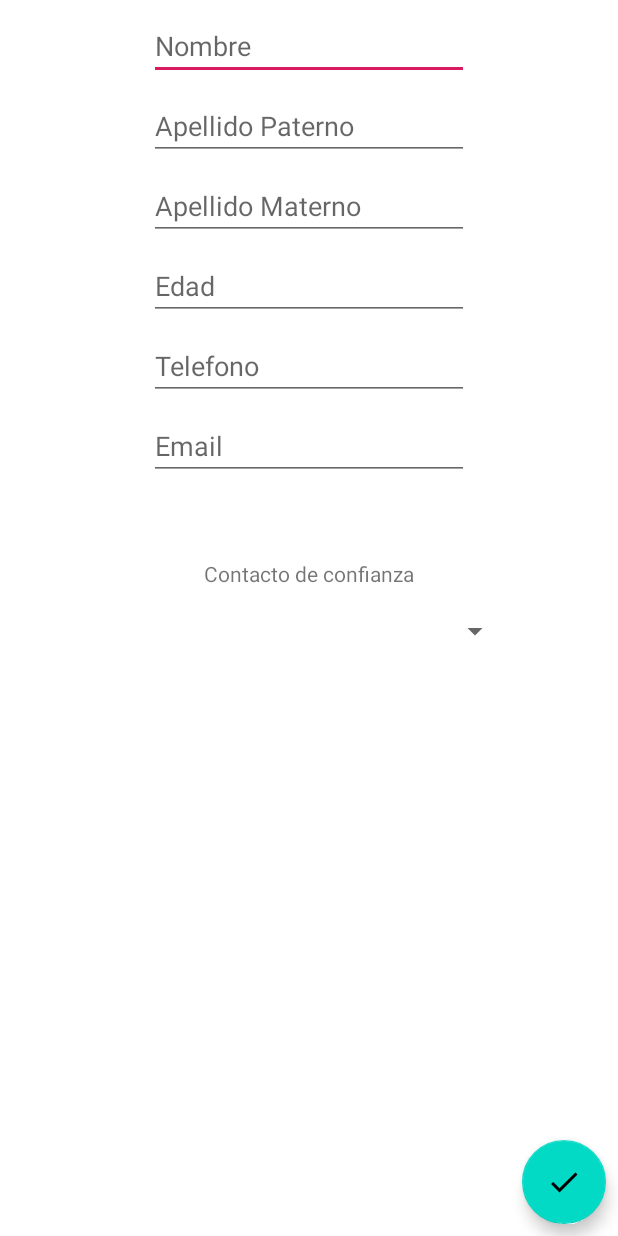
After one commit to DaniCordova/ContactosAndroid, an Android app: the layout cambiar_contacto.xml on its own in the app's theme, with its tools: preview values and no code run, on a phone screen of 412 x 824 dp. The commit adds this screen. Run offline under Robolectric (Android 15) with nearby library versions, the phone set to English and light mode, and no system bars.

Commit message:
No abre la pantalla CambiarContacto

```diff
--- a/app/src/main/res/layout/activity_main.xml
+++ b/app/src/main/res/layout/activity_main.xml
@@ -24,5 +24,6 @@
         android:clickable="true"
         app:layout_constraintBottom_toBottomOf="parent"
         app:layout_constraintEnd_toEndOf="parent"
-        app:srcCompat="@drawable/ic_add_24px" />
+        app:srcCompat="@drawable/ic_add_24px"
+        android:focusable="true" />
 </androidx.constraintlayout.widget.ConstraintLayout>
--- /dev/null
+++ b/app/src/main/res/layout/cambiar_contacto.xml
@@ -0,0 +1,122 @@
+<?xml version="1.0" encoding="utf-8"?>
+<androidx.constraintlayout.widget.ConstraintLayout
+    xmlns:android="http://schemas.android.com/apk/res/android"
+    xmlns:app="http://schemas.android.com/apk/res-auto"
+    xmlns:tools="http://schemas.android.com/tools"
+    android:layout_width="match_parent"
+    android:layout_height="match_parent"
+    tools:context=".Contacto">
+
+    <EditText
+        android:id="@+id/editTextNombre"
+        android:layout_width="wrap_content"
+        android:layout_height="wrap_content"
+        android:layout_marginTop="8dp"
+        android:ems="10"
+        android:hint="@string/nombre"
+        android:inputType="textPersonName"
+        app:layout_constraintEnd_toEndOf="parent"
+        app:layout_constraintStart_toStartOf="parent"
+        app:layout_constraintTop_toTopOf="parent"
+        android:autofillHints="" />
+
+    <EditText
+        android:id="@+id/editTextApellidoPaterno"
+        android:layout_width="wrap_content"
+        android:layout_height="wrap_content"
+        android:layout_marginTop="8dp"
+        android:ems="10"
+        android:hint="@string/apellido_paterno"
+        android:inputType="textPersonName"
+        app:layout_constraintEnd_toEndOf="parent"
+        app:layout_constraintStart_toStartOf="parent"
+        app:layout_constraintTop_toBottomOf="@+id/editTextNombre"
+        android:autofillHints="" />
+
+    <EditText
+        android:id="@+id/editTextApellidoMaterno"
+        android:layout_width="wrap_content"
+        android:layout_height="wrap_content"
+        android:layout_marginTop="8dp"
+        android:ems="10"
+        android:hint="@string/apellido_materno"
+        android:inputType="textPersonName"
+        app:layout_constraintEnd_toEndOf="parent"
+        app:layout_constraintStart_toStartOf="parent"
+        app:layout_constraintTop_toBottomOf="@+id/editTextApellidoPaterno"
+        android:autofillHints="" />
+
+    <EditText
+        android:id="@+id/editTextEdad"
+        android:layout_width="wrap_content"
+        android:layout_height="wrap_content"
+        android:layout_marginTop="8dp"
+        android:ems="10"
+        android:hint="@string/edad"
+        android:inputType="number"
+        app:layout_constraintEnd_toEndOf="parent"
+        app:layout_constraintStart_toStartOf="parent"
+        app:layout_constraintTop_toBottomOf="@+id/editTextApellidoMaterno"
+        android:autofillHints="" />
+
+    <EditText
+        android:id="@+id/editTextTelefono"
+        android:layout_width="wrap_content"
+        android:layout_height="wrap_content"
+        android:layout_marginTop="8dp"
+        android:ems="10"
+        android:hint="@string/telefono"
+        android:inputType="phone"
+        app:layout_constraintEnd_toEndOf="parent"
+        app:layout_constraintStart_toStartOf="parent"
+        app:layout_constraintTop_toBottomOf="@+id/editTextEdad"
+        android:autofillHints="" />
+
+    <EditText
+        android:id="@+id/editTextEmail"
+        android:layout_width="wrap_content"
+        android:layout_height="wrap_content"
+        android:layout_marginTop="8dp"
+        android:ems="10"
+        android:hint="@string/email"
+        android:inputType="textEmailAddress"
+        app:layout_constraintEnd_toEndOf="parent"
+        app:layout_constraintStart_toStartOf="parent"
+        app:layout_constraintTop_toBottomOf="@+id/editTextTelefono"
+        android:autofillHints="" />
+
+    <com.google.android.material.floatingactionbutton.FloatingActionButton
+        android:id="@+id/fab_registrar"
+        android:layout_width="wrap_content"
+        android:layout_height="wrap_content"
+        android:layout_marginEnd="8dp"
+        android:layout_marginBottom="8dp"
+        android:clickable="true"
+        app:layout_constraintBottom_toBottomOf="parent"
+        app:layout_constraintEnd_toEndOf="parent"
+        app:srcCompat="@drawable/ic_done_24px"
+        android:focusable="true" />
+
+    <Spinner
+        android:id="@+id/spinner_contactoConfianza"
+        android:layout_width="269dp"
+        android:layout_height="34dp"
+        android:layout_marginTop="84dp"
+        android:spinnerMode="dropdown"
+        app:layout_constraintEnd_toEndOf="parent"
+        app:layout_constraintStart_toStartOf="parent"
+        app:layout_constraintTop_toBottomOf="@+id/editTextEmail" />
+
+    <TextView
+        android:id="@+id/lbl_contactoConfianza"
+        android:layout_width="wrap_content"
+        android:layout_height="wrap_content"
+        android:text="@string/contacto_de_confianza"
+        app:layout_constraintBottom_toTopOf="@+id/spinner_contactoConfianza"
+        app:layout_constraintEnd_toEndOf="parent"
+        app:layout_constraintStart_toStartOf="parent"
+        app:layout_constraintTop_toBottomOf="@+id/editTextEmail"
+        app:layout_constraintVertical_bias="0.815"
+        tools:text="Contacto de confianza" />
+
+</androidx.constraintlayout.widget.ConstraintLayout>
--- a/app/src/main/res/values/strings.xml
+++ b/app/src/main/res/values/strings.xml
@@ -1,3 +1,11 @@
 <resources>
     <string name="app_name">Contactos</string>
+    <string name="editar_contacto_de_confianza">Editar contacto de confianza</string>
+    <string name="nombre">Nombre</string>
+    <string name="apellido_paterno">Apellido Paterno</string>
+    <string name="apellido_materno">Apellido Materno</string>
+    <string name="edad">Edad</string>
+    <string name="telefono">Telefono</string>
+    <string name="email">Email</string>
+    <string name="contacto_de_confianza">Contacto de confianza</string>
 </resources>
--- a/build.gradle
+++ b/build.gradle
@@ -7,7 +7,7 @@ buildscript {
 
     }
     dependencies {
-        classpath 'com.android.tools.build:gradle:3.5.3'
+        classpath 'com.android.tools.build:gradle:3.6.1'
 
         // NOTE: Do not place your application dependencies here; they belong
         // in the individual module build.gradle files
```
Also changed, not shown: app/src/main/java/com/rockbass/contactos/Contacto.java (added, +97 -0 lines), app/src/main/java/com/rockbass/contactos/MainActivity.java (+17 -6 lines), app/src/main/res/layout/activity_contactos.xml (added, +90 -0 lines), gradle/wrapper/gradle-wrapper.properties.
